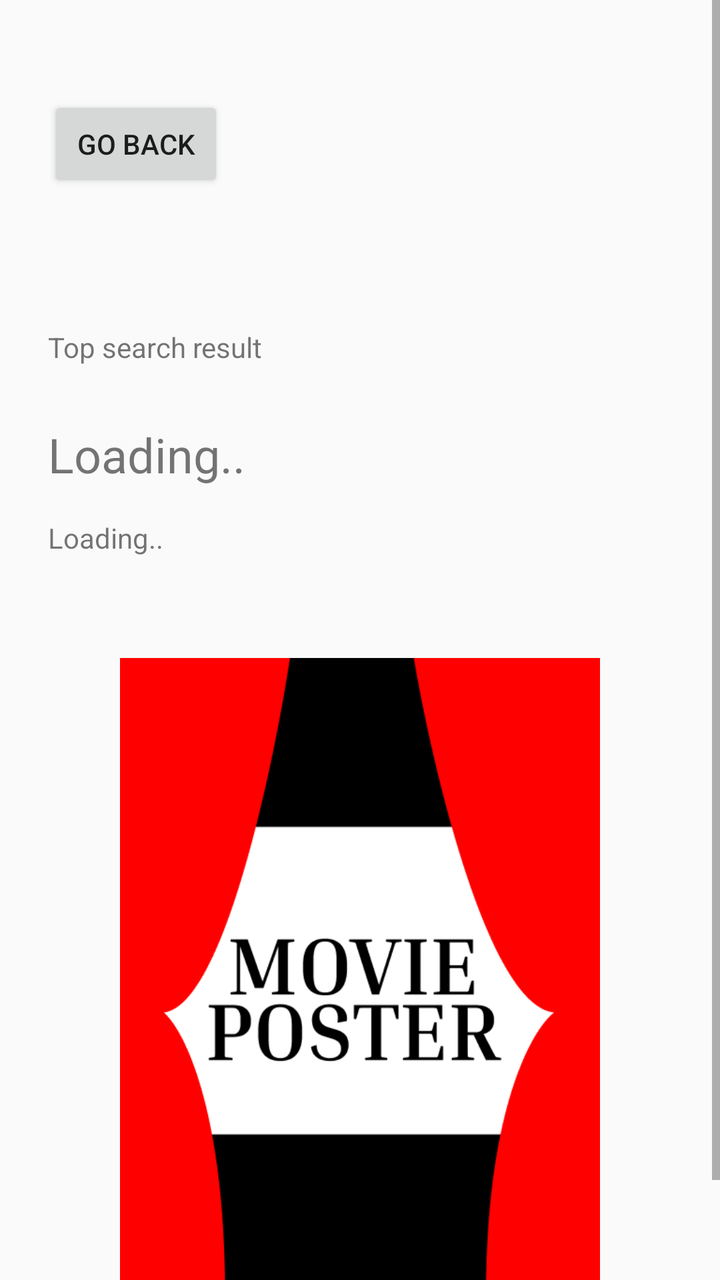
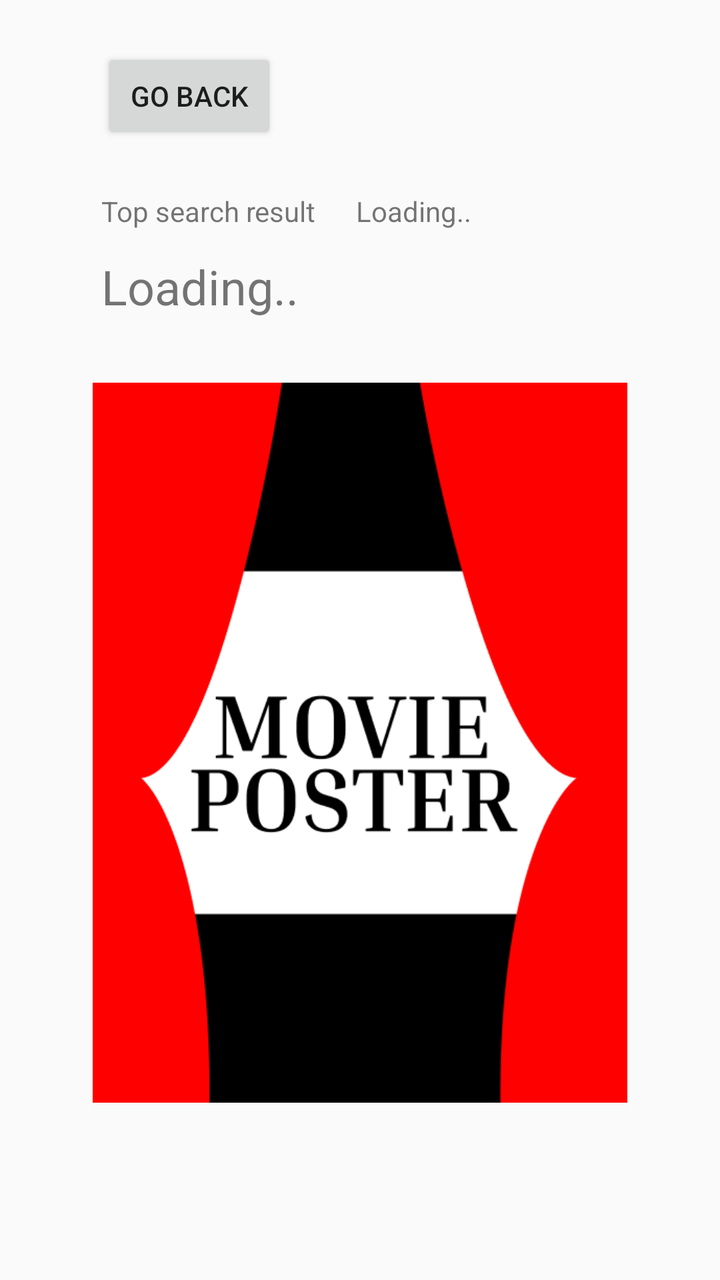

Two renders of the same Android screen: before a commit and after it. Below are the layout's source before the change and the commit's diff.
<!-- AndroidManifest.xml: application theme Theme.KreshchukMovieApp -->
<!-- res/layout/activity_detail_view.xml -->
<?xml version="1.0" encoding="utf-8"?>
<ScrollView xmlns:android="http://schemas.android.com/apk/res/android"
    xmlns:app="http://schemas.android.com/apk/res-auto"
    xmlns:tools="http://schemas.android.com/tools"
    android:id="@+id/main"
    android:layout_width="match_parent"
    android:layout_height="match_parent"
    android:fillViewport="true"
    tools:context=".DetailViewActivity">

    <androidx.constraintlayout.widget.ConstraintLayout
        android:layout_width="match_parent"
        android:layout_height="wrap_content">

        <TextView
            android:id="@+id/searchQueryLabel"
            android:layout_width="wrap_content"
            android:layout_height="wrap_content"
            android:layout_marginTop="68dp"
            android:text="@string/result_label"
            app:layout_constraintStart_toStartOf="@+id/titleText"
            app:layout_constraintTop_toBottomOf="@+id/backButton" />

        <TextView
            android:id="@+id/titleText"
            android:layout_width="0dp"
            android:layout_height="wrap_content"
            android:layout_marginStart="24dp"
            android:layout_marginTop="28dp"
            android:layout_marginEnd="24dp"
            android:text="@string/loading_label"
            android:textSize="24sp"
            app:layout_constraintEnd_toEndOf="parent"
            app:layout_constraintStart_toStartOf="parent"
            app:layout_constraintTop_toBottomOf="@+id/searchQueryLabel" />

    <TextView
        android:id="@+id/yearLabel"
        android:layout_width="wrap_content"
        android:layout_height="wrap_content"
        android:layout_marginTop="16dp"
        android:text="@string/loading_label"
        app:layout_constraintStart_toStartOf="@+id/titleText"
        app:layout_constraintTop_toBottomOf="@+id/titleText" />

        <Button
            android:id="@+id/backButton"
            android:layout_width="wrap_content"
            android:layout_height="wrap_content"
            android:layout_marginTop="48dp"
            android:text="@string/back_button"
            app:layout_constraintStart_toStartOf="@+id/searchQueryLabel"
            app:layout_constraintTop_toTopOf="parent" />

        <ImageView
            android:id="@+id/posterView"
            android:layout_width="0dp"
            android:layout_height="0dp"
            android:layout_marginStart="32dp"
            android:layout_marginTop="32dp"
            android:layout_marginEnd="32dp"
            android:layout_marginBottom="24dp"
            android:contentDescription="@string/poster_content_description"
            android:src="@drawable/poster_placeholder"
            app:layout_constraintBottom_toBottomOf="parent"
            app:layout_constraintDimensionRatio="2:3"
            app:layout_constraintEnd_toEndOf="parent"
            app:layout_constraintHeight_max="360dp"
            app:layout_constraintStart_toStartOf="parent"
            app:layout_constraintTop_toBottomOf="@+id/yearLabel" />

</androidx.constraintlayout.widget.ConstraintLayout>
</ScrollView>
<!-- resources referenced by this layout -->
<resources>
  <!-- drawable poster_placeholder: png bitmap (drawable, 14681 bytes) -->
  <string name="back_button">Go back</string>
  <string name="loading_label">Loading..</string>
  <string name="poster_content_description">Movie poster</string>
  <string name="result_label">Top search result</string>
  <style name="Theme.KreshchukMovieApp" parent="android:Theme.Material.Light.NoActionBar" />
</resources>

<!-- the commit's change to res/layout/activity_detail_view.xml (unified diff, before → after) -->
@@ -12,11 +12,24 @@
         android:layout_width="match_parent"
         android:layout_height="wrap_content">
 
+        <ImageView
+            android:id="@+id/posterView"
+            android:layout_width="0dp"
+            android:layout_height="460dp"
+            android:layout_marginTop="32dp"
+            android:contentDescription="@string/poster_content_description"
+            android:src="@drawable/poster_placeholder"
+            app:layout_constraintDimensionRatio="2:3"
+            app:layout_constraintEnd_toEndOf="parent"
+            app:layout_constraintHeight_max="360dp"
+            app:layout_constraintStart_toStartOf="parent"
+            app:layout_constraintTop_toBottomOf="@+id/titleText" />
+
         <TextView
             android:id="@+id/searchQueryLabel"
             android:layout_width="wrap_content"
             android:layout_height="wrap_content"
-            android:layout_marginTop="68dp"
+            android:layout_marginTop="24dp"
             android:text="@string/result_label"
             app:layout_constraintStart_toStartOf="@+id/titleText"
             app:layout_constraintTop_toBottomOf="@+id/backButton" />
@@ -26,48 +39,31 @@
             android:layout_width="0dp"
             android:layout_height="wrap_content"
             android:layout_marginStart="24dp"
-            android:layout_marginTop="28dp"
+            android:layout_marginTop="12dp"
             android:layout_marginEnd="24dp"
             android:text="@string/loading_label"
             android:textSize="24sp"
             app:layout_constraintEnd_toEndOf="parent"
-            app:layout_constraintStart_toStartOf="parent"
+            app:layout_constraintStart_toStartOf="@+id/posterView"
             app:layout_constraintTop_toBottomOf="@+id/searchQueryLabel" />
 
-    <TextView
-        android:id="@+id/yearLabel"
-        android:layout_width="wrap_content"
-        android:layout_height="wrap_content"
-        android:layout_marginTop="16dp"
-        android:text="@string/loading_label"
-        app:layout_constraintStart_toStartOf="@+id/titleText"
-        app:layout_constraintTop_toBottomOf="@+id/titleText" />
+        <TextView
+            android:id="@+id/yearLabel"
+            android:layout_width="wrap_content"
+            android:layout_height="wrap_content"
+            android:layout_marginStart="20dp"
+            android:text="@string/loading_label"
+            app:layout_constraintStart_toEndOf="@+id/searchQueryLabel"
+            app:layout_constraintTop_toTopOf="@+id/searchQueryLabel" />
 
         <Button
             android:id="@+id/backButton"
             android:layout_width="wrap_content"
             android:layout_height="wrap_content"
-            android:layout_marginTop="48dp"
+            android:layout_marginTop="24dp"
             android:text="@string/back_button"
             app:layout_constraintStart_toStartOf="@+id/searchQueryLabel"
             app:layout_constraintTop_toTopOf="parent" />
 
-        <ImageView
-            android:id="@+id/posterView"
-            android:layout_width="0dp"
-            android:layout_height="0dp"
-            android:layout_marginStart="32dp"
-            android:layout_marginTop="32dp"
-            android:layout_marginEnd="32dp"
-            android:layout_marginBottom="24dp"
-            android:contentDescription="@string/poster_content_description"
-            android:src="@drawable/poster_placeholder"
-            app:layout_constraintBottom_toBottomOf="parent"
-            app:layout_constraintDimensionRatio="2:3"
-            app:layout_constraintEnd_toEndOf="parent"
-            app:layout_constraintHeight_max="360dp"
-            app:layout_constraintStart_toStartOf="parent"
-            app:layout_constraintTop_toBottomOf="@+id/yearLabel" />
-
-</androidx.constraintlayout.widget.ConstraintLayout>
+    </androidx.constraintlayout.widget.ConstraintLayout>
 </ScrollView>
